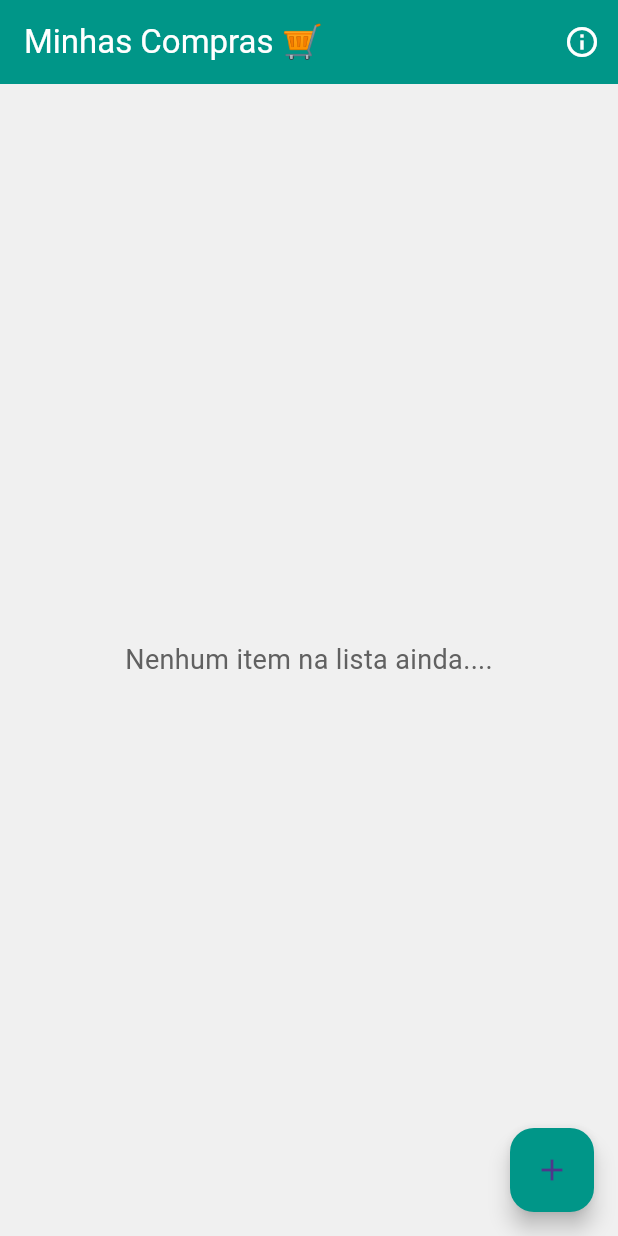
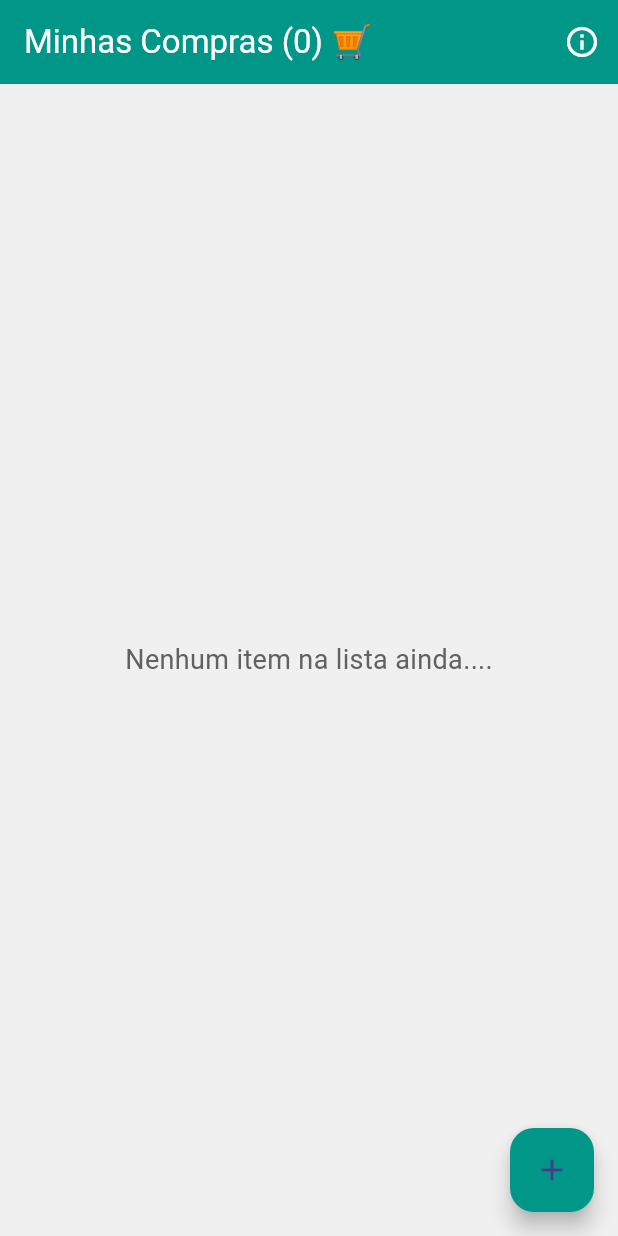
Before and after one commit to renanbaluarte/shopping-app, a Flutter app: the screen it shows after launch, on a phone screen of 412 x 824 dp. Run offline on Flutter 3.47's test engine with Material 3 defaults, Android fonts, the light colour scheme and no system bars.

Commit message:
funcional-apresentacao

```diff
--- a/lib/main.dart
+++ b/lib/main.dart
@@ -10,7 +10,7 @@ class AppListaCompras extends StatelessWidget {
   @override
   Widget build(BuildContext context) {
     return MaterialApp(
-      title: 'Lista de Compras 🛍️',
+      title: 'Lista do Mercado ☝️ 🤓️ ️',
       debugShowCheckedModeBanner: false,
       theme: ThemeData(
         primaryColor: Colors.teal,
--- a/lib/telas/home.dart
+++ b/lib/telas/home.dart
@@ -18,7 +18,7 @@ class _TelaHomeState extends State<TelaHome> {
   Widget build(BuildContext context) {
     return Scaffold(
       appBar: AppBar(
-        title: Text('Minhas Compras 🛒'),
+        title: Text('Minhas Compras (${compras.length}) 🛒'),
         actions: [
           IconButton(
             icon: Icon(Icons.info_outline),
--- a/pubspec.yaml
+++ b/pubspec.yaml
@@ -31,9 +31,13 @@ dependencies:
   flutter:
     sdk: flutter
 
+
+
   # The following adds the Cupertino Icons font to your application.
   # Use with the CupertinoIcons class for iOS style icons.
   cupertino_icons: ^1.0.8
+
+
 
 dev_dependencies:
   flutter_test:
```
Also changed, not shown: pubspec.lock.
